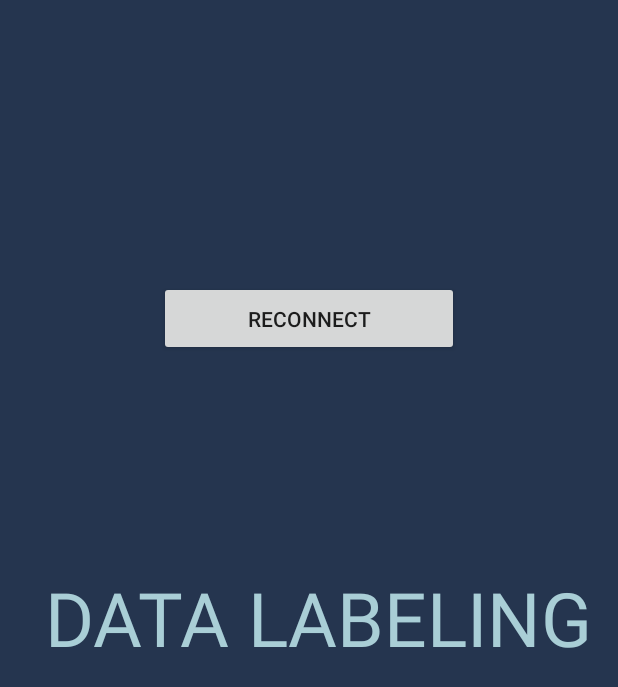
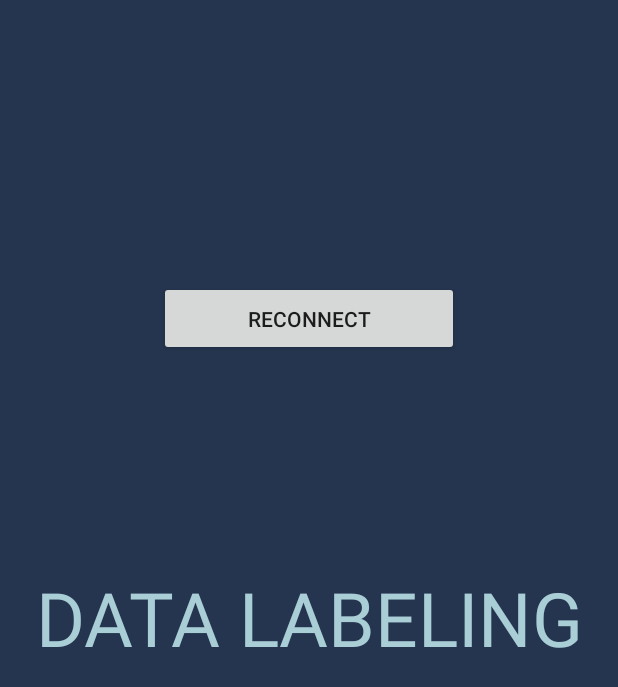
Before and after one commit to chadrick-kwag/datalabeling_app, an Android app: the screen it shows after launch (MainActivity), on a phone screen of 412 x 824 dp. Shown: the top 687 px of the screen. Run offline under Robolectric (Android 15) with nearby library versions, the phone set to English and light mode, and no system bars; our stand-ins replace Volley; network calls fail.

Commit message:
loading screen center fix
put is center regardless of device screen

```diff
--- a/app/src/main/res/layout/loadingscreen.xml
+++ b/app/src/main/res/layout/loadingscreen.xml
@@ -1,8 +1,10 @@
 <?xml version="1.0" encoding="utf-8"?>
 <RelativeLayout xmlns:android="http://schemas.android.com/apk/res/android"
-    android:orientation="vertical" android:layout_width="match_parent"
+                android:orientation="vertical"
+                android:layout_width="match_parent"
                 android:layout_height="match_parent"
                 android:background="#25354f"
+                android:gravity="center"
 >
 
 
@@ -14,7 +16,5 @@
       android:textSize="50dp"
       android:text="DATA LABELING"
       android:textAlignment="center"
-        android:layout_marginEnd="17dp"
-        android:layout_centerVertical="true"
-        android:layout_alignParentEnd="true" />
+  />
 </RelativeLayout>
```
Lines whose indentation alone changed are shown as unchanged.
